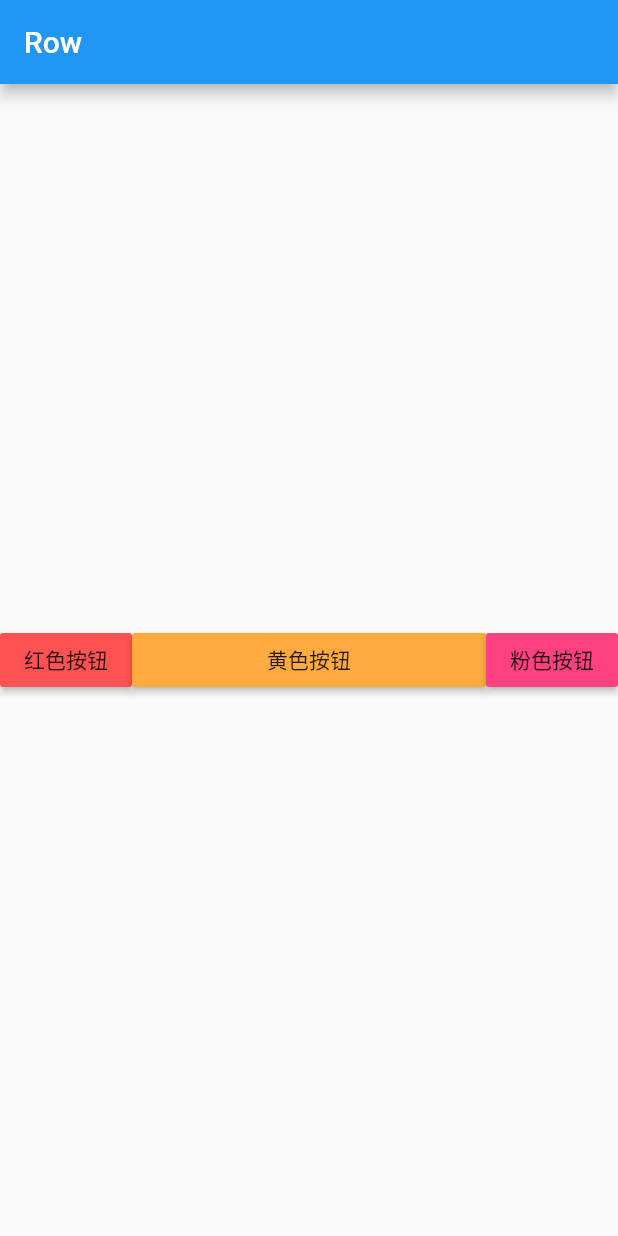
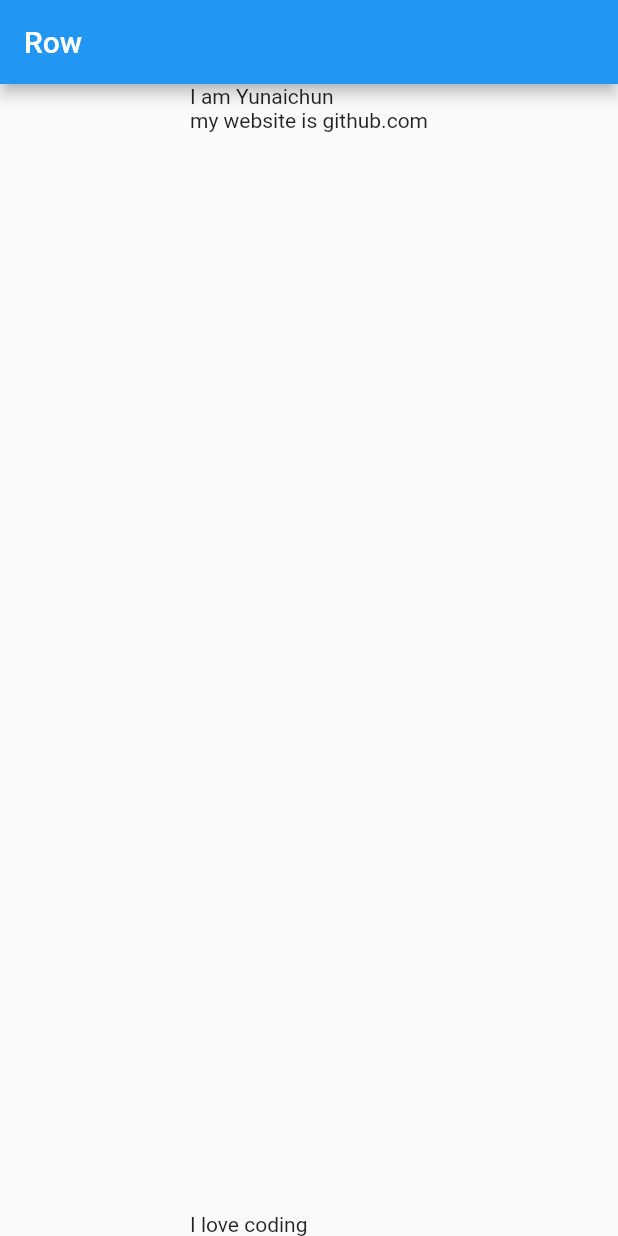
Before and after one commit to yunaichun/flutter_study, a Flutter app: the screen it shows after launch, on a phone screen of 412 x 824 dp. Run offline on Flutter 3.47's test engine with Material 2 defaults, Android fonts, the phone set to English and light mode, and no system bars.

Commit message:
03 - Column

```diff
--- /dev/null
+++ b/lib/03/Column.dart
@@ -0,0 +1,34 @@
+import 'package:flutter/material.dart';
+
+class MyApp extends StatelessWidget {
+  @override
+  Widget build(BuildContext context) {
+    return MaterialApp(
+      title: 'Row',
+      home: Scaffold(
+        appBar: AppBar(
+          title: Text('Row'),
+        ),
+        body: Center(
+          child: Container(
+            // Row 子组件是 children
+            child: Column(
+              // 副轴：指的是主轴垂直方向【Column 布局横轴就是水平方向】
+              crossAxisAlignment: CrossAxisAlignment.start,
+              // 主轴对齐方式【Column 布局主轴就是竖直方向】
+              mainAxisAlignment: MainAxisAlignment.center,
+              children: <Widget>[
+                Text('I am Yunaichun'),
+                // Expanded 代表此区域会被充满
+                Expanded(
+                  child: Text('my website is github.com'),
+                ),
+                Text('I love coding'),
+              ],
+            ),
+          ),
+        ),
+      ),
+    );
+  }
+}
--- a/lib/03/Row.dart
+++ b/lib/03/Row.dart
@@ -20,7 +20,7 @@ class MyApp extends StatelessWidget {
                   color: Colors.redAccent,
                   child: Text('红色按钮'),
                 ),
-                // Expanded 会被充满
+                // Expanded 代表此区域会被充满
                 Expanded(
                   child: RaisedButton(
                     onPressed: () {},
--- a/lib/main.dart
+++ b/lib/main.dart
@@ -7,7 +7,8 @@ import 'package:flutter/material.dart';
 // import '02/ListView.horizontal.dart';
 // import '02/ListView.builder.dart';
 // import '02/GridView.dart';
-import '03/Row.dart';
+// import '03/Row.dart';
+import '03/Column.dart';
 
 // 主入口函数
 void main() => runApp(MyApp());
```
